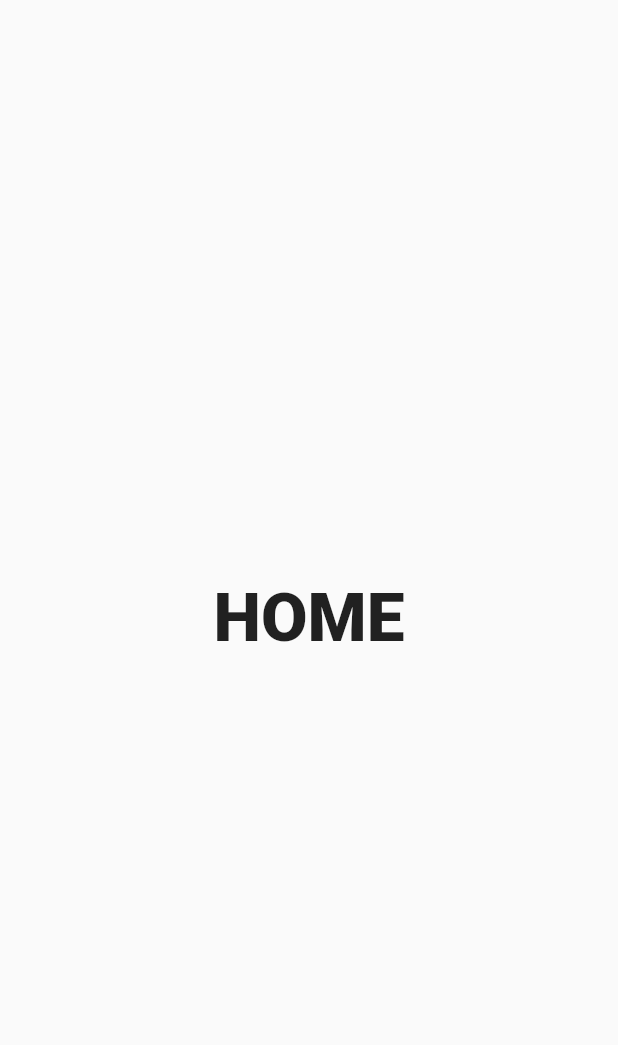
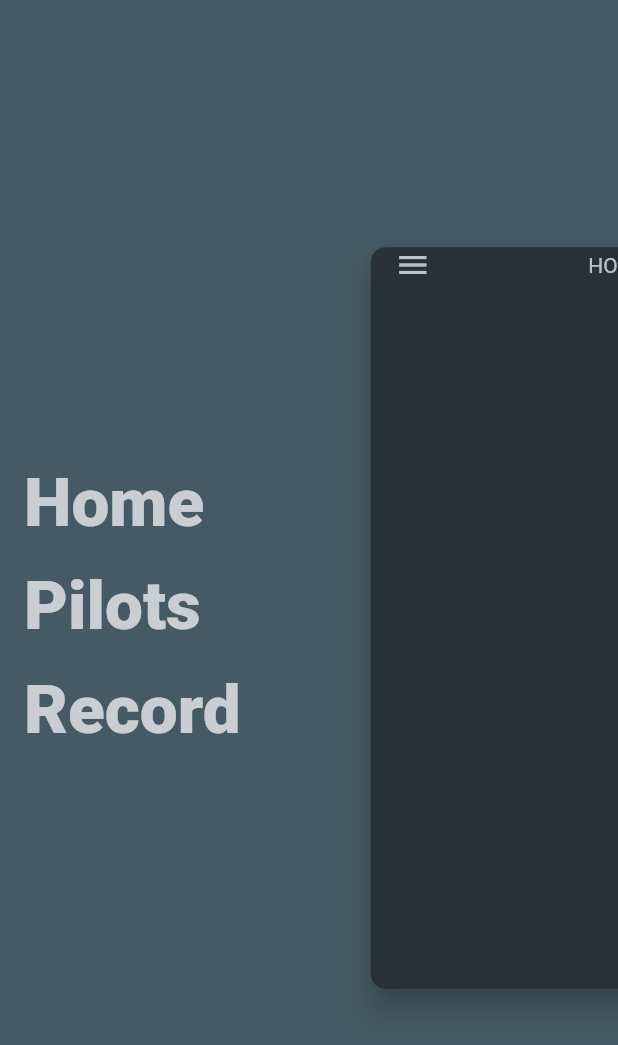
Before and after one commit to mikeyroush/ConeDroneApp, a Flutter app: the HomeScreen screen opened by its route, on a phone screen of 412 x 824 dp. Shown: the top 1045 px of the screen. Run offline on Flutter 3.47's test engine with Material 2 defaults, Android fonts, the phone set to English and light mode, and no system bars; our stand-ins replace animated_text_kit, cloud_firestore, firebase_auth, firebase_core, modal_progress_hud; accounts and stored records are empty.

Commit message:
added menu to home screen

```diff
--- a/cone_drone/lib/screens/home_screen.dart
+++ b/cone_drone/lib/screens/home_screen.dart
@@ -18,6 +18,8 @@ class HomeScreen extends StatefulWidget {
 class _HomeScreenState extends State<HomeScreen> {
   final _auth = FirebaseAuth.instance;
   bool verified = false;
+  bool isCollapsed = false;
+  double screenWidth, screenHeight;
 
   @override
   void initState() {
@@ -45,7 +47,24 @@ class _HomeScreenState extends State<HomeScreen> {
 
   @override
   Widget build(BuildContext context) {
-    if (!verified)
+    if (!verified) return verifyEmail(context);
+
+    // email verified
+    Size size = MediaQuery.of(context).size;
+    screenHeight = size.height;
+    screenWidth = size.width;
+    return Scaffold(
+        backgroundColor: Colors.blueGrey.shade700,
+        body: Stack(
+          fit: StackFit.expand,
+          children: [
+            menu(context),
+            home(context),
+          ],
+        ));
+  }
+
+  Widget verifyEmail(context) {
     return Scaffold(
       backgroundColor: Colors.blueGrey.shade900,
       body: SafeArea(
@@ -75,11 +94,72 @@ class _HomeScreenState extends State<HomeScreen> {
         ),
       ),
     );
+  }
 
-    // else verified is true
-    return Container(
-      child:
-          Scaffold(body: Center(child: Text('HOME', style: kTitleTextStyle))),
+  Widget menu(context) {
+    return SafeArea(
+      child: Padding(
+        padding: const EdgeInsets.only(left: 16.0),
+        child: Column(
+          mainAxisAlignment: MainAxisAlignment.center,
+          crossAxisAlignment: CrossAxisAlignment.start,
+          children: [
+            Text('Home',
+                style: kTitleTextStyle.copyWith(color: Colors.white70)),
+            SizedBox(height: 16.0),
+            Text('Pilots',
+                style: kTitleTextStyle.copyWith(color: Colors.white70)),
+            SizedBox(height: 16.0),
+            Text('Record',
+                style: kTitleTextStyle.copyWith(color: Colors.white70)),
+            SizedBox(height: 16.0),
+          ],
+        ),
+      ),
+    );
+  }
+
+  Widget home(context) {
+    return AnimatedPositioned(
+      duration: Duration(milliseconds: 300),
+      top: isCollapsed ? 0 : 0.2 * screenHeight,
+      bottom: isCollapsed ? 0 : 0.2 * screenHeight,
+      right: isCollapsed ? 0 : -0.4 * screenWidth,
+      left: isCollapsed ? 0 : 0.6 * screenWidth,
+      child: Material(
+        borderRadius: isCollapsed
+            ? BorderRadius.circular(0)
+            : BorderRadius.circular(10.0),
+        elevation: 8.0,
+        color: Colors.blueGrey.shade900,
+        child: SafeArea(
+          child: Padding(
+            padding: const EdgeInsets.only(left: 16.0, right: 16.0),
+            child: Column(
+              mainAxisAlignment: MainAxisAlignment.spaceBetween,
+              crossAxisAlignment: CrossAxisAlignment.stretch,
+              children: [
+                Row(
+                  mainAxisAlignment: MainAxisAlignment.spaceBetween,
+                  crossAxisAlignment: CrossAxisAlignment.center,
+                  children: [
+                    InkWell(
+                      child: Icon(Icons.menu, color: Colors.white70),
+                      onTap: () {
+                        setState(() {
+                          isCollapsed = !isCollapsed;
+                        });
+                      },
+                    ),
+                    Text('HOME', style: kTextFieldStyle),
+                    Icon(Icons.settings, color: Colors.white70),
+                  ],
+                )
+              ],
+            ),
+          ),
+        ),
+      ),
     );
   }
 }
```
Lines whose indentation alone changed are shown as unchanged.
